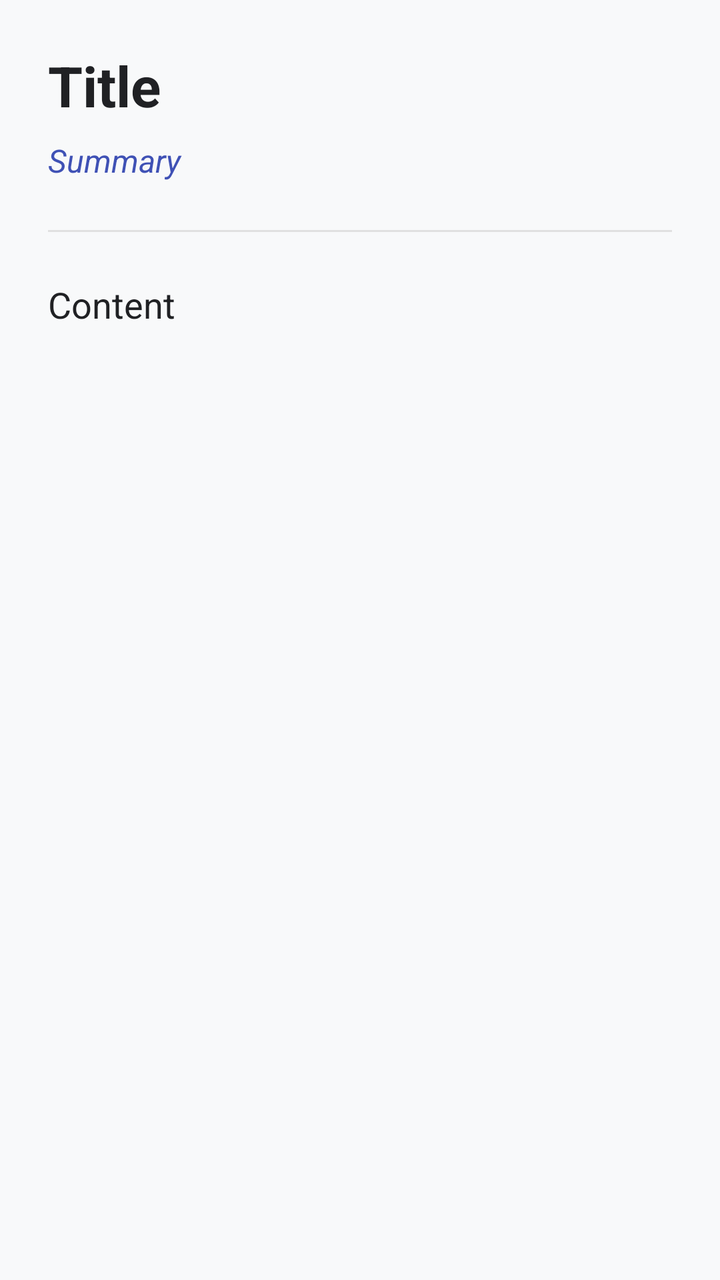
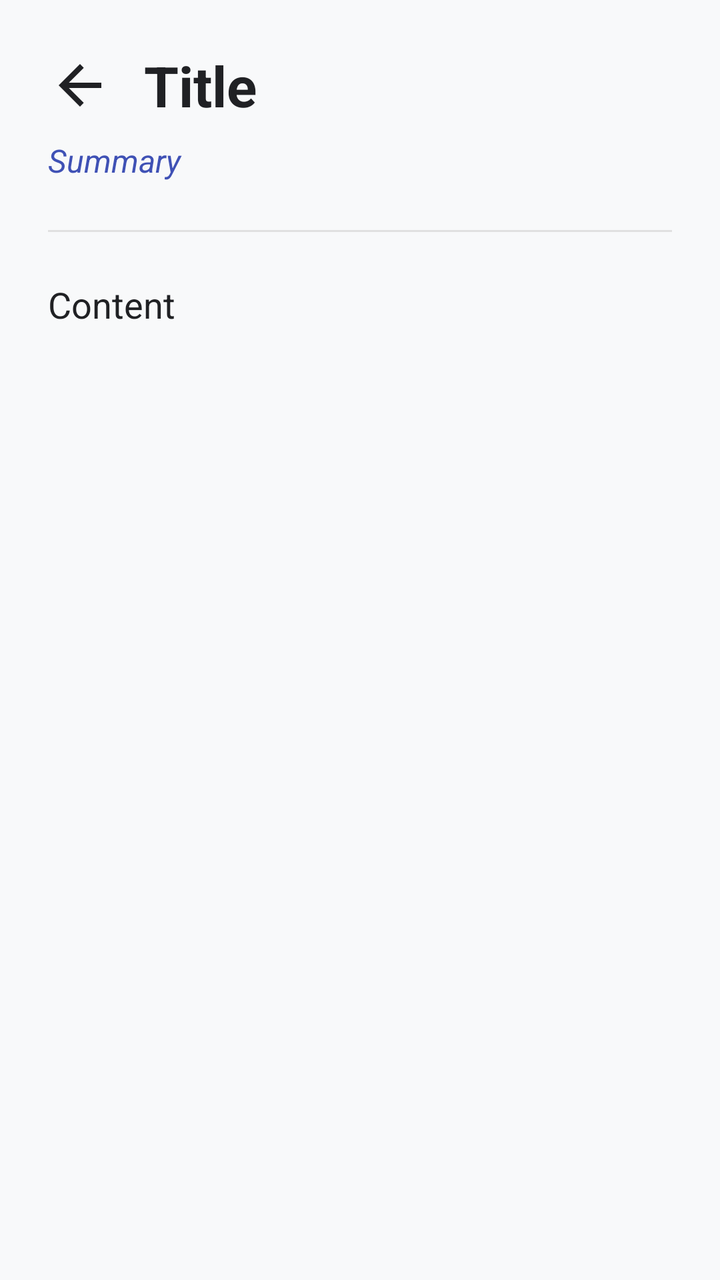

The first picture is an Android layout as it rendered before a commit; the second is the same layout after the commit. The layout source and the unified diff follow.
<!-- AndroidManifest.xml: activity theme Theme.CMP2004TermProject.NoActionBar -->
<!-- res/layout/activity_info_detail.xml -->
<?xml version="1.0" encoding="utf-8"?>
<ScrollView xmlns:android="http://schemas.android.com/apk/res/android"
    android:layout_width="match_parent"
    android:layout_height="match_parent"
    android:background="@color/md_theme_light_background"
    android:fillViewport="true">

    <LinearLayout
        android:id="@+id/contentContainer"
        android:layout_width="match_parent"
        android:layout_height="wrap_content"
        android:orientation="vertical"
        android:padding="24dp">

        <TextView
            android:id="@+id/tvDetailTitle"
            android:layout_width="match_parent"
            android:layout_height="wrap_content"
            android:text="Title"
            android:textSize="28sp"
            android:textStyle="bold"
            android:textColor="@color/text_primary" />

        <TextView
            android:id="@+id/tvDetailSummary"
            android:layout_width="match_parent"
            android:layout_height="wrap_content"
            android:text="Summary"
            android:textSize="16sp"
            android:textColor="@color/md_theme_light_primary"
            android:textStyle="italic"
            android:layout_marginTop="8dp"
            android:layout_marginBottom="24dp" />

        <View
            android:layout_width="match_parent"
            android:layout_height="1dp"
            android:background="@color/divider"
            android:layout_marginBottom="24dp" />

        <TextView
            android:id="@+id/tvDetailContent"
            android:layout_width="match_parent"
            android:layout_height="wrap_content"
            android:text="Content"
            android:textSize="18sp"
            android:textColor="@color/text_primary"
            android:lineSpacingMultiplier="1.4" />

    </LinearLayout>
</ScrollView>
<!-- resources referenced by this layout -->
<resources>
  <color name="divider">#E0E0E0</color>
  <color name="md_theme_light_background">#F8F9FA</color>
  <color name="md_theme_light_primary">#3F51B5</color>
  <color name="text_primary">#202124</color>
  <style name="Theme.CMP2004TermProject.NoActionBar" parent="Theme.CMP2004TermProject">
          <item name="windowActionBar">false</item>
          <item name="windowNoTitle">true</item>
          <item name="android:windowEnterAnimation">@anim/slide_in_right</item>
          <item name="android:windowExitAnimation">@anim/slide_out_left</item>
      </style>
  <style name="Theme.CMP2004TermProject" parent="Theme.Material3.DayNight">
          
          <item name="colorPrimary">@color/md_theme_light_primary</item>
          <item name="colorOnPrimary">@color/md_theme_light_onPrimary</item>
          <item name="colorPrimaryContainer">@color/md_theme_light_primaryContainer</item>
          <item name="colorOnPrimaryContainer">@color/md_theme_light_onPrimaryContainer</item>
          
          <item name="colorSecondary">@color/md_theme_light_secondary</item>
          <item name="colorOnSecondary">@color/md_theme_light_onSecondary</item>
          <item name="colorSecondaryContainer">@color/md_theme_light_secondaryContainer</item>
          <item name="colorOnSecondaryContainer">@color/md_theme_light_onSecondaryContainer</item>
          
          <item name="android:colorBackground">@color/md_theme_light_background</item>
          <item name="colorSurface">@color/md_theme_light_surface</item>
          <item name="colorOnSurface">@color/md_theme_light_onSurface</item>
          
          <item name="android:statusBarColor">@color/md_theme_light_primary</item>
          <item name="android:windowBackground">@color/md_theme_light_background</item>
      </style>
  <color name="md_theme_light_onPrimary">#FFFFFF</color>
  <color name="md_theme_light_primaryContainer">#E0E8F9</color>
  <color name="md_theme_light_onPrimaryContainer">#0B1B60</color>
  <color name="md_theme_light_secondary">#039BE5</color>
  <color name="md_theme_light_onSecondary">#FFFFFF</color>
  <color name="md_theme_light_secondaryContainer">#CBE6FF</color>
  <color name="md_theme_light_onSecondaryContainer">#001E30</color>
  <color name="md_theme_light_surface">#FFFFFF</color>
  <color name="md_theme_light_onSurface">#1A1C1E</color>
</resources>

<!-- the commit's change to res/layout/activity_info_detail.xml (unified diff, before → after) -->
@@ -1,5 +1,6 @@
 <?xml version="1.0" encoding="utf-8"?>
 <ScrollView xmlns:android="http://schemas.android.com/apk/res/android"
+    xmlns:app="http://schemas.android.com/apk/res-auto"
     android:layout_width="match_parent"
     android:layout_height="match_parent"
     android:background="@color/md_theme_light_background"
@@ -12,14 +13,34 @@
         android:orientation="vertical"
         android:padding="24dp">
 
-        <TextView
-            android:id="@+id/tvDetailTitle"
+        <LinearLayout
             android:layout_width="match_parent"
             android:layout_height="wrap_content"
-            android:text="Title"
-            android:textSize="28sp"
-            android:textStyle="bold"
-            android:textColor="@color/text_primary" />
+            android:orientation="horizontal"
+            android:gravity="center_vertical">
+            
+            <ImageView
+                android:id="@+id/btnBack"
+                android:layout_width="32dp"
+                android:layout_height="32dp"
+                android:src="@drawable/ic_back"
+                app:tint="@color/text_primary"
+                android:background="?attr/selectableItemBackgroundBorderless"
+                android:layout_marginEnd="16dp"
+                android:clickable="true"
+                android:focusable="true"
+                android:contentDescription="Back" />
+
+            <TextView
+                android:id="@+id/tvDetailTitle"
+                android:layout_width="0dp"
+                android:layout_height="wrap_content"
+                android:layout_weight="1"
+                android:text="Title"
+                android:textSize="28sp"
+                android:textStyle="bold"
+                android:textColor="@color/text_primary" />
+        </LinearLayout>
 
         <TextView
             android:id="@+id/tvDetailSummary"
<!-- resource entries referenced after the edit -->
@@ -4,6 +4,16 @@
   <color name="md_theme_light_background">#F8F9FA</color>
   <color name="md_theme_light_primary">#3F51B5</color>
   <color name="text_primary">#202124</color>
+  <!-- drawable ic_back (drawable) -->
+  <vector xmlns:android="http://schemas.android.com/apk/res/android"
+      android:width="24dp"
+      android:height="24dp"
+      android:viewportWidth="24"
+      android:viewportHeight="24">
+    <path
+        android:fillColor="#FF000000"
+        android:pathData="M20,11H7.83l5.59,-5.59L12,4l-8,8 8,8 1.41,-1.41L7.83,13H20v-2z"/>
+  </vector>
   <style name="Theme.CMP2004TermProject.NoActionBar" parent="Theme.CMP2004TermProject">
           <item name="windowActionBar">false</item>
           <item name="windowNoTitle">true</item>
